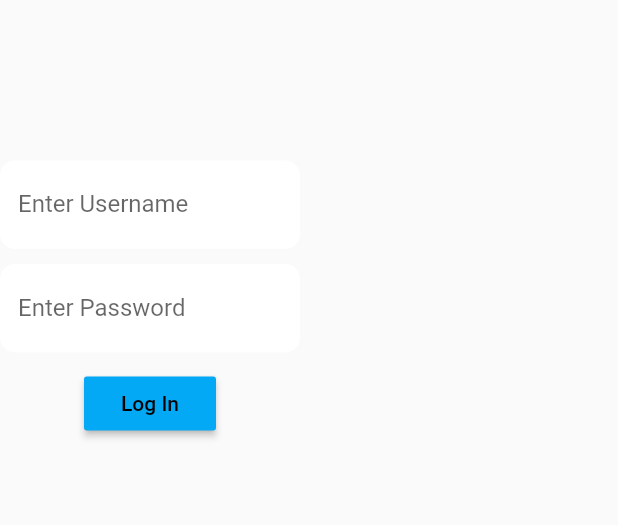
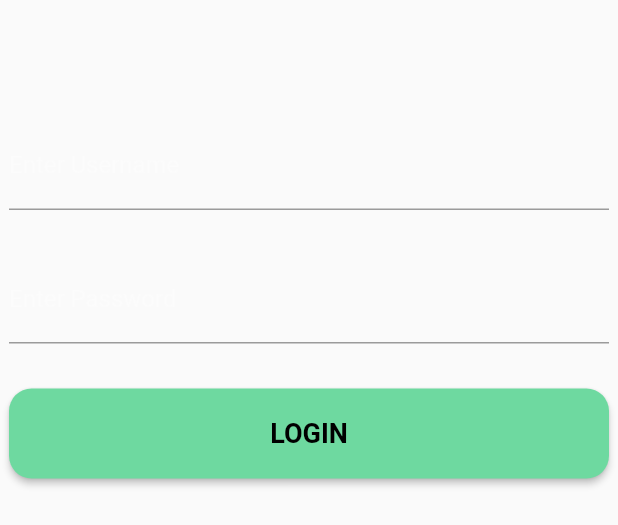
Before and after one commit to dibyaaaaax/LabHeads, a Flutter app: the Form widget shown alone on an empty page, opened directly, on a phone screen of 412 x 824 dp. Shown: the top 525 px of the screen. Run offline on Flutter 3.47's test engine with Material 2 defaults, Android fonts, the phone set to English and light mode, and no system bars; Roboto replaces fonts that are missing (RobotoMono).

Commit message:
UI/UX Design changed

```diff
--- a/lib/main.dart
+++ b/lib/main.dart
@@ -27,14 +27,14 @@ class MyHomePage extends StatelessWidget {
   @override
   Widget build(BuildContext context) {
     return Container(
-      decoration: BoxDecoration(
-        gradient: LinearGradient(
-          begin: Alignment.centerLeft,
-          end: Alignment.centerRight,
-          colors: [Color.fromRGBO(2, 0, 36, 1),Color.fromRGBO(25, 0, 100, 1.0)]
-        )
-      ),
-
+      // decoration: BoxDecoration(
+      //   gradient: LinearGradient(
+      //     begin: Alignment.centerLeft,
+      //     end: Alignment.centerRight,
+      //     colors: [Color.fromRGBO(2, 0, 36, 1),Color.fromRGBO(255,0,247,1)]
+      //   )
+      // ),
+      color: Color.fromRGBO(42, 54, 63, 1),
     child: Material(
       type: MaterialType.transparency,
       child: Row(
@@ -45,26 +45,27 @@ class MyHomePage extends StatelessWidget {
             children: <Widget>[
               Image.asset(
                 "assets/images/labmanageicon.png",
-                width: 300,
-                height: 400,
+                width: 250,
+                height: 300,
               ),
-              Text(
-                "LabHeads",
-                style: TextStyle(
-                  fontSize: 40,
-                  fontWeight: FontWeight.bold,
-                  color: Colors.white54
-                )
+              Row(
+                mainAxisAlignment: MainAxisAlignment.end,
+                children: <Widget>[
+                  SizedBox(width:340),
+                  Image.asset(
+                    "images/head.png",
+                    width: 150,
+                    height: 200
                     )
             ],
           ),
-          Center(
-            child: VerticalDivider(
-              color: Color.fromRGBO(237, 237, 237, 0.7),
-              thickness: 2,
+          ]
+          ),
+          VerticalDivider(
+            color: Color.fromRGBO(237, 237, 237, 0.5),
+            thickness: 1,
             indent: 200,
             endIndent: 200,
-            )
           ),
           Column(
             mainAxisAlignment: MainAxisAlignment.center,
@@ -73,8 +74,8 @@ class MyHomePage extends StatelessWidget {
             ],
           )
         ]
+    ),
     )
-    ),
     );
   }
 }
@@ -88,7 +89,10 @@ class Form extends StatefulWidget {
 
 class _FormState extends State<Form> {
 
-  _button(text) => RaisedButton(
+  _button(text) => Container(
+    width: 400,
+    height: 60,
+    child: RaisedButton(
       onPressed: () {
         Navigator.push(
           context,
@@ -96,42 +100,58 @@ class _FormState extends State<Form> {
         );
       },
       textColor: Colors.black,
-      color: Colors.lightBlue,
+      color: Color.fromRGBO(110, 217, 160, 1),
 
+      shape: OutlineInputBorder(
+          borderRadius: BorderRadius.circular(15),
+          borderSide: BorderSide.none
+          ),
       child: new Text(
         text,
-        style: TextStyle(fontFamily: 'RobotoMono'),
+        style: TextStyle(
+          fontFamily: 'RobotoMono',
+          fontWeight: FontWeight.bold,
+          fontSize: 18
+          ),
       ),
 
+   )
   );
 
-  _textBox(text) =>TextField(
+  _textBox(text) =>Container(
+    width: 400,
+    child: TextField(
+      cursorColor: Colors.black12,
       decoration: InputDecoration(
-      fillColor: Colors.white,
-      filled: true,
+        // fillColor: Colors.white,
+        // filled: true,
         labelText: text,
+        labelStyle: TextStyle(
+          color: Colors.white30
+        ),
         floatingLabelBehavior: FloatingLabelBehavior.never,
-      border: OutlineInputBorder(
-        borderRadius: BorderRadius.circular(10),
-        borderSide: BorderSide.none
+        focusedBorder: OutlineInputBorder(
+          borderRadius: BorderRadius.circular(15),
+          borderSide: BorderSide(color: Color.fromRGBO(110, 217, 160, 1))
           )
       ),
+    )
   );
 
   @override
   Widget build(BuildContext context) {
     return Container(
-      width: 200,
+      width: 700,
       height: 400,
       child: Column(
          mainAxisAlignment: MainAxisAlignment.center,
 
          children: [
           _textBox("Enter Username"),
-          SizedBox(height: 10),
+          SizedBox(height: 30),
           _textBox("Enter Password"),
-          SizedBox(height: 10),
-          _button("Log In"),
+          SizedBox(height: 30),
+          _button("LOGIN"),
          ],
        ),
     );
```
Also changed, not shown: assets/images/head.png (added), assets/images/labmanageicon.png. Lines whose indentation alone changed are shown as unchanged.
